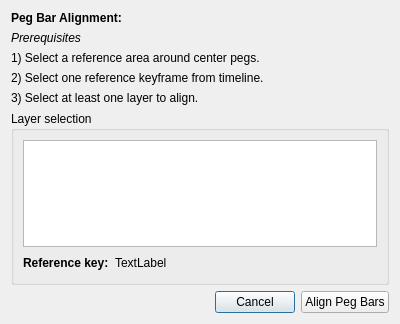
This is app/ui/pegbaralignmentdialog.ui in pencil2d/pencil as Qt 5 draws it before an edit. The edited form follows.
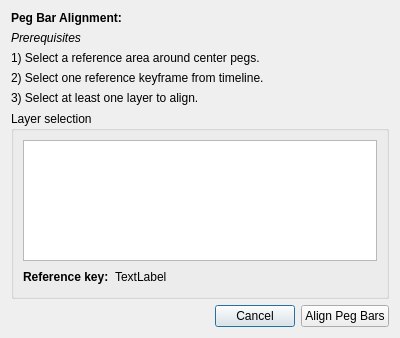
This is the edited form. Icons and pictures are not drawn.

Commit message: Modality, only one dialog, layer update fixed

Patch:
```diff
--- a/app/ui/pegbaralignmentdialog.ui
+++ b/app/ui/pegbaralignmentdialog.ui
@@ -7,7 +7,7 @@
     <x>0</x>
     <y>0</y>
     <width>400</width>
-    <height>324</height>
+    <height>338</height>
    </rect>
   </property>
   <property name="windowTitle">
```
Left out of the diff: 19 changed lines with no effect on the pictures. The commit also changes 4 other files.
